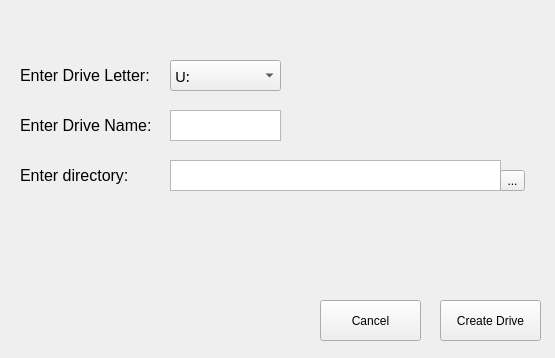
Above: source/GUI/ui scripts/BuildPage.ui from SagiNimni/Unicloud before the change. Below: the same form after it.
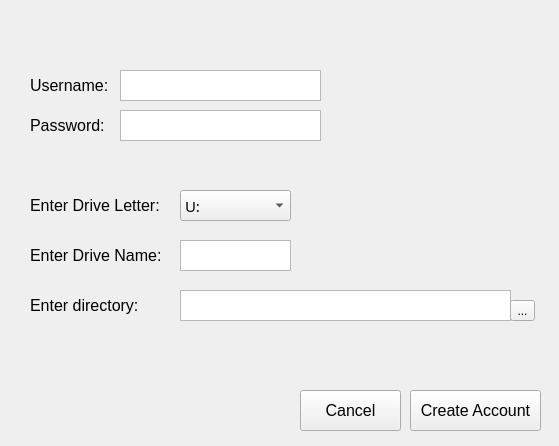
That is the form after the change.

```diff
--- a/source/GUI/ui scripts/BuildPage.ui
+++ b/source/GUI/ui scripts/BuildPage.ui
@@ -6,8 +6,8 @@
    <rect>
     <x>0</x>
     <y>0</y>
-    <width>555</width>
-    <height>358</height>
+    <width>559</width>
+    <height>446</height>
    </rect>
   </property>
   <property name="windowTitle">
@@ -16,8 +16,8 @@
   <widget class="QLabel" name="letterLbl">
    <property name="geometry">
     <rect>
-     <x>20</x>
-     <y>60</y>
+     <x>30</x>
+     <y>190</y>
      <width>141</width>
      <height>31</height>
     </rect>
@@ -34,8 +34,8 @@
   <widget class="QComboBox" name="letterBox">
    <property name="geometry">
     <rect>
-     <x>170</x>
-     <y>60</y>
+     <x>180</x>
+     <y>190</y>
      <width>111</width>
      <height>31</height>
     </rect>
@@ -75,8 +75,8 @@
   <widget class="QLabel" name="nameLbl">
    <property name="geometry">
     <rect>
-     <x>20</x>
-     <y>110</y>
+     <x>30</x>
+     <y>240</y>
      <width>141</width>
      <height>31</height>
     </rect>
@@ -93,8 +93,8 @@
   <widget class="QTextEdit" name="nameEdit">
    <property name="geometry">
     <rect>
-     <x>170</x>
-     <y>110</y>
+     <x>180</x>
+     <y>240</y>
      <width>111</width>
      <height>31</height>
     </rect>
@@ -108,8 +108,8 @@
   <widget class="QLabel" name="directortyLbl">
    <property name="geometry">
     <rect>
-     <x>20</x>
-     <y>160</y>
+     <x>30</x>
+     <y>290</y>
      <width>121</width>
      <height>31</height>
     </rect>
@@ -126,8 +126,8 @@
   <widget class="QTextEdit" name="directoryEdit">
    <property name="geometry">
     <rect>
-     <x>170</x>
-     <y>160</y>
+     <x>180</x>
+     <y>290</y>
      <width>331</width>
      <height>31</height>
     </rect>
@@ -136,8 +136,8 @@
   <widget class="QToolButton" name="browseBtn">
    <property name="geometry">
     <rect>
-     <x>500</x>
-     <y>170</y>
+     <x>510</x>
+     <y>300</y>
      <width>25</width>
      <height>21</height>
     </rect>
@@ -146,30 +146,105 @@
     <string>...</string>
    </property>
   </widget>
-  <widget class="QPushButton" name="CancelBtn">
-   <property name="geometry">
-    <rect>
-     <x>320</x>
-     <y>300</y>
-     <width>101</width>
-     <height>41</height>
-    </rect>
-   </property>
-   <property name="text">
-    <string>Cancel</string>
-   </property>
-  </widget>
   <widget class="QPushButton" name="CreateBtn">
    <property name="geometry">
     <rect>
-     <x>440</x>
-     <y>300</y>
+     <x>410</x>
+     <y>390</y>
+     <width>131</width>
+     <height>41</height>
+    </rect>
+   </property>
+   <property name="font">
+    <font>
+     <pointsize>12</pointsize>
+    </font>
+   </property>
+   <property name="text">
+    <string>Create Account</string>
+   </property>
+  </widget>
+  <widget class="QPushButton" name="cancelBtn">
+   <property name="geometry">
+    <rect>
+     <x>300</x>
+     <y>390</y>
      <width>101</width>
      <height>41</height>
     </rect>
    </property>
+   <property name="font">
+    <font>
+     <pointsize>12</pointsize>
+    </font>
+   </property>
    <property name="text">
-    <string>Create Drive</string>
+    <string>Cancel</string>
+   </property>
+  </widget>
+  <widget class="QLabel" name="usernameLbl">
+   <property name="enabled">
+    <bool>true</bool>
+   </property>
+   <property name="geometry">
+    <rect>
+     <x>30</x>
+     <y>70</y>
+     <width>91</width>
+     <height>31</height>
+    </rect>
+   </property>
+   <property name="font">
+    <font>
+     <pointsize>12</pointsize>
+    </font>
+   </property>
+   <property name="text">
+    <string>Username:</string>
+   </property>
+  </widget>
+  <widget class="QLabel" name="passwordLbl">
+   <property name="geometry">
+    <rect>
+     <x>30</x>
+     <y>110</y>
+     <width>91</width>
+     <height>31</height>
+    </rect>
+   </property>
+   <property name="font">
+    <font>
+     <pointsize>12</pointsize>
+    </font>
+   </property>
+   <property name="text">
+    <string>Password:</string>
+   </property>
+  </widget>
+  <widget class="QTextEdit" name="usernameEdit">
+   <property name="enabled">
+    <bool>true</bool>
+   </property>
+   <property name="geometry">
+    <rect>
+     <x>120</x>
+     <y>70</y>
+     <width>201</width>
+     <height>31</height>
+    </rect>
+   </property>
+  </widget>
+  <widget class="QTextEdit" name="passwordEdit">
+   <property name="enabled">
+    <bool>true</bool>
+   </property>
+   <property name="geometry">
+    <rect>
+     <x>120</x>
+     <y>110</y>
+     <width>201</width>
+     <height>31</height>
+    </rect>
    </property>
   </widget>
  </widget>
```
